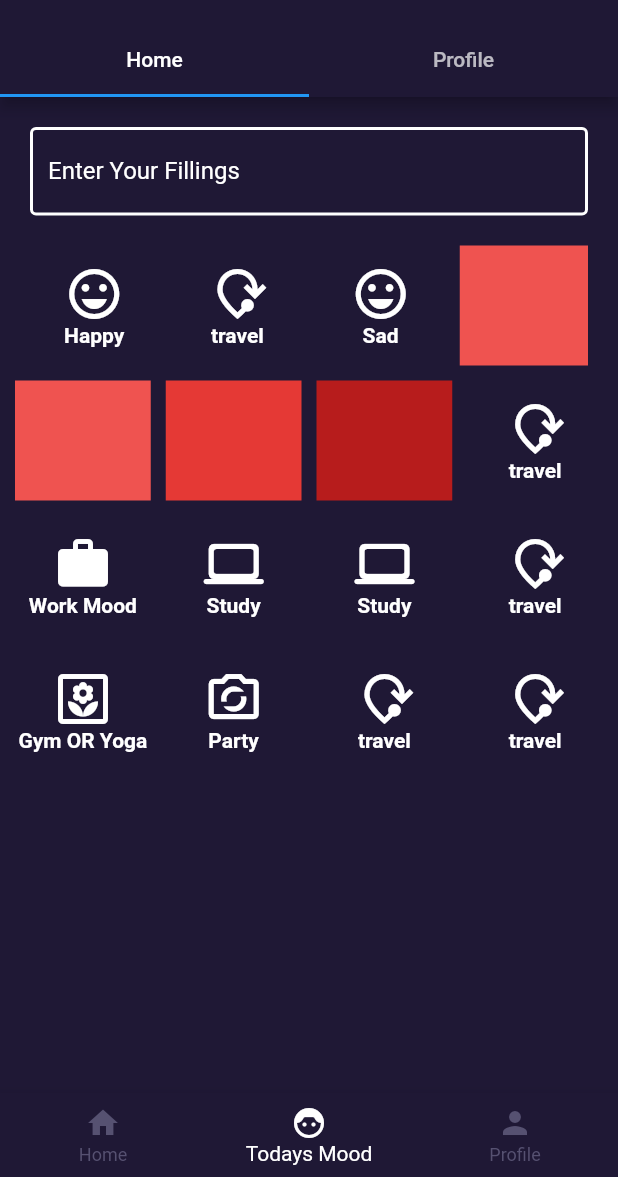
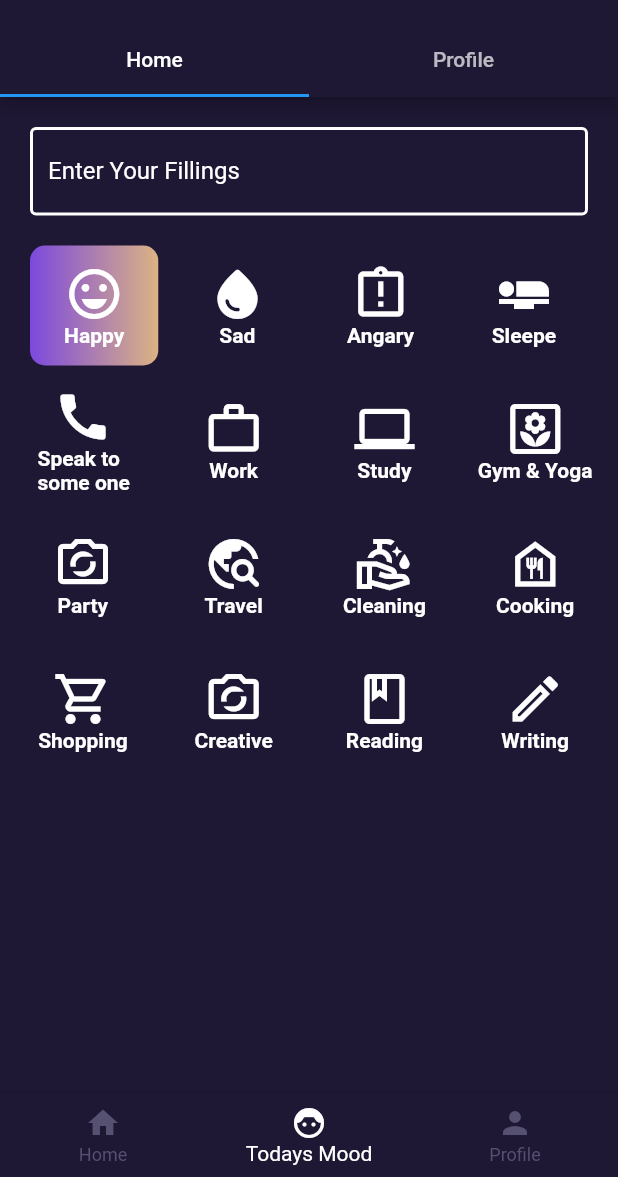
Before and after one commit to ankitachaudhari123/Namaste-Guide, a Flutter app: the screen it shows after launch, item 2 of the bottom bar chosen, on a phone screen of 412 x 824 dp, the part 59-1236 px from its top. Run offline on Flutter 3.47's test engine with Material 2 defaults, Android fonts, the phone set to English and light mode, and no system bars.

Commit message:
ui updated

```diff
--- a/lib/ChooseYourMoodAndWriteText.dart
+++ b/lib/ChooseYourMoodAndWriteText.dart
@@ -48,6 +48,14 @@ class _ChooseYourMoodState extends State<ChooseYourMood> {
                   children: [
                     Expanded(
                       child:Container(
+                        decoration: BoxDecoration(
+                          borderRadius: BorderRadius.circular(10),
+                          gradient: const LinearGradient(
+                            colors: [Color(0xff7c49de), Color(0xffdcb383)],
+                            begin: Alignment.bottomLeft,
+                            end: Alignment.bottomRight,
+                          ),
+                        ),
                         child: Column(
                           mainAxisAlignment: MainAxisAlignment.center,
                           children: [
@@ -74,12 +82,12 @@ class _ChooseYourMoodState extends State<ChooseYourMood> {
                           mainAxisAlignment: MainAxisAlignment.center,
                           children: [
                             Icon(
-                              Icons.mode_of_travel_outlined,
+                              Icons.water_drop_rounded,
                               color: Colors.white,
                               size: 40,
                             ),
                             Text(
-                              "travel",
+                              "Sad",
                               style: TextStyle(
                                 color: Colors.white,
                                 fontWeight: FontWeight.bold
@@ -96,12 +104,12 @@ class _ChooseYourMoodState extends State<ChooseYourMood> {
                           mainAxisAlignment: MainAxisAlignment.center,
                           children: [
                             Icon(
-                              Icons.emoji_emotions_outlined,
+                              Icons.assignment_late_outlined,
                               color: Colors.white,
                               size: 40,
                             ),
                             Text(
-                              "Sad",
+                              "Angary",
                               style: TextStyle(
                                 color: Colors.white,
                                 fontWeight: FontWeight.bold
@@ -114,7 +122,25 @@ class _ChooseYourMoodState extends State<ChooseYourMood> {
                     SizedBox(width: 10),
                     Expanded(
                       child:Container(
-                        color:Colors.red[400],
+                        child:Container(
+                        child: Column(
+                          mainAxisAlignment: MainAxisAlignment.center,
+                          children: [
+                            Icon(
+                              Icons.airline_seat_flat,
+                              color: Colors.white,
+                              size: 40,
+                            ),
+                            Text(
+                              "Sleepe",
+                              style: TextStyle(
+                                color: Colors.white,
+                                fontWeight: FontWeight.bold
+                              ),
+                            )
+                          ],
+                        ),
+                      ),
                       ),
                     ),
                   ],
@@ -130,19 +156,76 @@ class _ChooseYourMoodState extends State<ChooseYourMood> {
                   children: [
                     Expanded(
                       child:Container(
-                       color:Colors.red[400],
+                       child:Container(
+                        child: Column(
+                          mainAxisAlignment: MainAxisAlignment.center,
+                          children: [
+                            Icon(
+                              Icons.call,
+                              color: Colors.white,
+                              size: 40,
+                            ),
+                            Padding(
+                              padding: const EdgeInsets.only(left: 15),
+                              child: Text(
+                                "Speak to some one",
+                                style: TextStyle(
+                                  color: Colors.white,
+                                  fontWeight: FontWeight.bold
+                                ),
+                              ),
+                            )
+                          ],
+                        ),
+                      ),
                       ),
                     ),
                      SizedBox(width: 10),
                     Expanded(
                       child:Container(
-                        color:Colors.red[600],
+                        child:Container(
+                        child: Column(
+                          mainAxisAlignment: MainAxisAlignment.center,
+                          children: [
+                            Icon(
+                              Icons.work_outline,
+                              color: Colors.white,
+                              size: 40,
+                            ),
+                            Text(
+                              "Work",
+                              style: TextStyle(
+                                color: Colors.white,
+                                fontWeight: FontWeight.bold
+                              ),
+                            )
+                          ],
+                        ),
+                      ),
                       ),
                     ),
                     SizedBox(width: 10),
                     Expanded(
                       child:Container(
-                        color:Colors.red[900],
+                        child:Container(
+                        child: Column(
+                          mainAxisAlignment: MainAxisAlignment.center,
+                          children: [
+                            Icon(
+                              Icons.computer,
+                              color: Colors.white,
+                              size: 40,
+                            ),
+                            Text(
+                              "Study",
+                              style: TextStyle(
+                                color: Colors.white,
+                                fontWeight: FontWeight.bold,
+                              ),
+                            )
+                          ],
+                        ),
+                      ),
                       ),
                     ),
                      SizedBox(width: 10),
@@ -152,12 +235,12 @@ class _ChooseYourMoodState extends State<ChooseYourMood> {
                           mainAxisAlignment: MainAxisAlignment.center,
                           children: [
                             Icon(
-                              Icons.mode_of_travel_outlined,
+                              Icons.yard_outlined,
                               color: Colors.white,
                               size: 40,
                             ),
                             Text(
-                              "travel",
+                              "Gym & Yoga",
                               style: TextStyle(
                                 color: Colors.white,
                                 fontWeight: FontWeight.bold
@@ -184,12 +267,12 @@ class _ChooseYourMoodState extends State<ChooseYourMood> {
                           mainAxisAlignment: MainAxisAlignment.center,
                           children: [
                             Icon(
-                              Icons.work_outlined,
+                              Icons.party_mode_outlined,
                               color: Colors.white,
                               size: 40,
                             ),
                             Text(
-                              "Work Mood",
+                              "Party",
                               style: TextStyle(
                                 color: Colors.white,
                                 fontWeight: FontWeight.bold
@@ -206,12 +289,12 @@ class _ChooseYourMoodState extends State<ChooseYourMood> {
                           mainAxisAlignment: MainAxisAlignment.center,
                           children: [
                             Icon(
-                              Icons.computer_rounded,
+                              Icons.travel_explore_rounded,
                               color: Colors.white,
                               size: 40,
                             ),
                             Text(
-                              "Study",
+                              "Travel",
                               style: TextStyle(
                                 color: Colors.white,
                                 fontWeight: FontWeight.bold
@@ -228,12 +311,12 @@ class _ChooseYourMoodState extends State<ChooseYourMood> {
                           mainAxisAlignment: MainAxisAlignment.center,
                           children: [
                             Icon(
-                              Icons.computer_rounded,
+                              Icons.clean_hands_outlined,
                               color: Colors.white,
                               size: 40,
                             ),
                             Text(
-                              "Study",
+                              "Cleaning",
                               style: TextStyle(
                                 color: Colors.white,
                                 fontWeight: FontWeight.bold
@@ -250,12 +333,12 @@ class _ChooseYourMoodState extends State<ChooseYourMood> {
                           mainAxisAlignment: MainAxisAlignment.center,
                           children: [
                             Icon(
-                              Icons.mode_of_travel_outlined,
+                              Icons.food_bank_outlined,
                               color: Colors.white,
                               size: 40,
                             ),
                             Text(
-                              "travel",
+                              "Cooking",
                               style: TextStyle(
                                 color: Colors.white,
                                 fontWeight: FontWeight.bold
@@ -282,12 +365,12 @@ class _ChooseYourMoodState extends State<ChooseYourMood> {
                           mainAxisAlignment: MainAxisAlignment.center,
                           children: [
                             Icon(
-                              Icons.yard_outlined,
+                              Icons.shopping_cart_outlined,
                               color: Colors.white,
                               size: 40,
                             ),
                             Text(
-                              "Gym OR Yoga",
+                              "Shopping",
                               style: TextStyle(
                                 color: Colors.white,
                                 fontWeight: FontWeight.bold
@@ -309,7 +392,7 @@ class _ChooseYourMoodState extends State<ChooseYourMood> {
                               size: 40,
                             ),
                             Text(
-                              "Party",
+                              "Creative",
                               style: TextStyle(
                                 color: Colors.white,
                                 fontWeight: FontWeight.bold
@@ -326,12 +409,12 @@ class _ChooseYourMoodState extends State<ChooseYourMood> {
                           mainAxisAlignment: MainAxisAlignment.center,
                           children: [
                             Icon(
-                              Icons.mode_of_travel_outlined,
+                              Icons.book_outlined,
                               color: Colors.white,
                               size: 40,
                             ),
                             Text(
-                              "travel",
+                              "Reading",
                               style: TextStyle(
                                 color: Colors.white,
                                 fontWeight: FontWeight.bold
@@ -348,12 +431,12 @@ class _ChooseYourMoodState extends State<ChooseYourMood> {
                           mainAxisAlignment: MainAxisAlignment.center,
                           children: [
                             Icon(
-                              Icons.mode_of_travel_outlined,
+                              Icons.mode_edit_outlined,
                               color: Colors.white,
                               size: 40,
                             ),
                             Text(
-                              "travel",
+                              "Writing",
                               style: TextStyle(
                                 color: Colors.white,
                                 fontWeight: FontWeight.bold
--- /dev/null
+++ b/lib/ListOfMoods.dart
@@ -0,0 +1,51 @@
+import 'package:flutter/material.dart';
+import 'package:flutter/src/widgets/framework.dart';
+import 'package:flutter/src/widgets/placeholder.dart';
+
+class ListOfMoods extends StatefulWidget {
+  const ListOfMoods({super.key});
+
+  @override
+  State<ListOfMoods> createState() => _ListOfMoodsState();
+}
+
+class _ListOfMoodsState extends State<ListOfMoods> {
+  @override
+  Widget build(BuildContext context) {
+    return Scaffold(
+      body: Container(
+        width: double.infinity,
+        height: double.infinity,
+        color: Color(0xff1f1835),
+        child: Column(
+          children: [
+            Container(
+              width: double.infinity,
+              height: 50,
+              decoration: BoxDecoration(
+                              borderRadius: BorderRadius.circular(10),
+                              gradient: const LinearGradient(
+                                colors: [Color(0xff7c49de), Color(0xffdcb383)],
+                                begin: Alignment.bottomLeft,
+                                end: Alignment.bottomRight,
+                              ),
+                            ),
+            ),
+             Container(
+              width: double.infinity,
+              height: 50,
+              decoration: BoxDecoration(
+                              borderRadius: BorderRadius.circular(10),
+                              gradient: const LinearGradient(
+                                colors: [Color(0xff7c49de), Color(0xffdcb383)],
+                                begin: Alignment.bottomLeft,
+                                end: Alignment.bottomRight,
+                              ),
+                            ),
+            ),
+          ],
+        ),
+      ),
+    );
+  }
+}
--- a/lib/todays_mood.dart
+++ b/lib/todays_mood.dart
@@ -3,6 +3,7 @@ import 'package:flutter/src/widgets/framework.dart';
 import 'package:flutter/src/widgets/placeholder.dart';
 
 import 'ChooseYourMoodAndWriteText.dart';
+import 'ListOfMoods.dart';
 
 
 void main() => runApp(TodaysMood());
@@ -34,7 +35,7 @@ class _TodaysMoodState extends State<TodaysMood> {
         body: TabBarView(
           children: [
             ChooseYourMood(),
-            Center(child: Text('Profile Content')),
+            ListOfMoods(),
           ],
         ),
       ),
```
